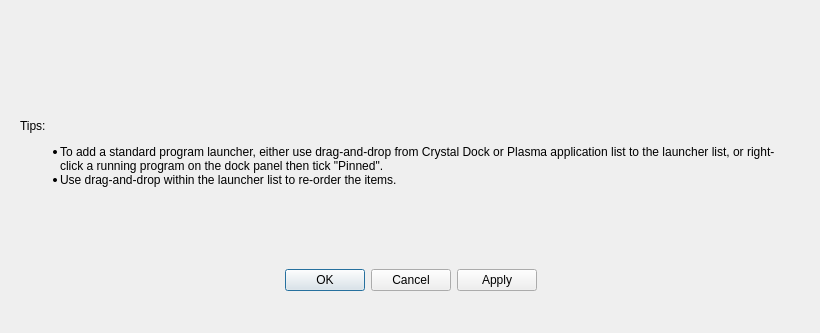
This is src/view/edit_launchers_dialog.ui in dangvd/crystal-dock as Qt 5 draws it before an edit; both pictures show x 0 to 820 and y 457 to 790 of the 820 by 790 pixel window. The edited form follows.
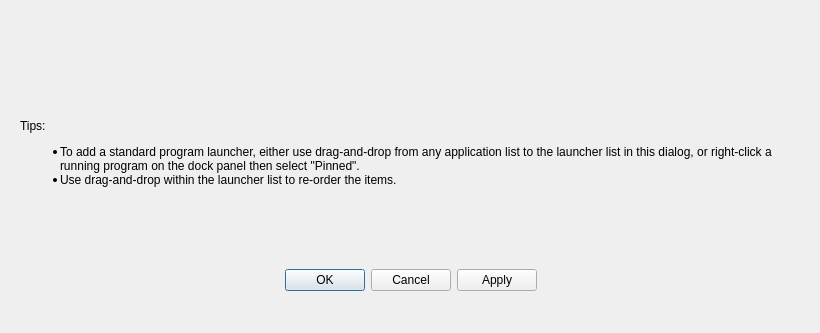
This is the edited form. Icons and pictures are not drawn.

Commit message: Updates the Tips part of the Edit Launchers dialog.

Patch:
```diff
--- a/src/view/edit_launchers_dialog.ui
+++ b/src/view/edit_launchers_dialog.ui
@@ -42,7 +42,7 @@
     </rect>
    </property>
    <property name="text">
-    <string>&lt;html&gt;&lt;head/&gt;&lt;body&gt;&lt;p&gt;Tips: &lt;/p&gt;&lt;ul style=&quot;margin-top: 0px; margin-bottom: 0px; margin-left: 0px; margin-right: 0px; -qt-list-indent: 1;&quot;&gt;&lt;li style=&quot; margin-top:0px; margin-bottom:0px; margin-left:0px; margin-right:0px; -qt-block-indent:0; text-indent:0px;&quot;&gt;To add a standard program launcher, either use drag-and-drop from Crystal Dock or Plasma application list to the launcher list, or right-click a running program on the dock panel then tick &amp;quot;Pinned&amp;quot;.&lt;/li&gt;&lt;li style=&quot; margin-top:0px; margin-bottom:12px; margin-left:0px; margin-right:0px; -qt-block-indent:0; text-indent:0px;&quot;&gt;Use drag-and-drop within the launcher list to re-order the items.&lt;/li&gt;&lt;/ul&gt;&lt;/body&gt;&lt;/html&gt;</string>
+    <string>&lt;html&gt;&lt;head/&gt;&lt;body&gt;&lt;p&gt;Tips: &lt;/p&gt;&lt;ul style=&quot;margin-top: 0px; margin-bottom: 0px; margin-left: 0px; margin-right: 0px; -qt-list-indent: 1;&quot;&gt;&lt;li style=&quot; margin-top:0px; margin-bottom:0px; margin-left:0px; margin-right:0px; -qt-block-indent:0; text-indent:0px;&quot;&gt;To add a standard program launcher, either use drag-and-drop from any application list to the launcher list in this dialog, or right-click a running program on the dock panel then select &amp;quot;Pinned&amp;quot;.&lt;/li&gt;&lt;li style=&quot; margin-top:0px; margin-bottom:12px; margin-left:0px; margin-right:0px; -qt-block-indent:0; text-indent:0px;&quot;&gt;Use drag-and-drop within the launcher list to re-order the items.&lt;/li&gt;&lt;/ul&gt;&lt;/body&gt;&lt;/html&gt;</string>
    </property>
    <property name="textFormat">
     <enum>Qt::TextFormat::RichText</enum>
```
